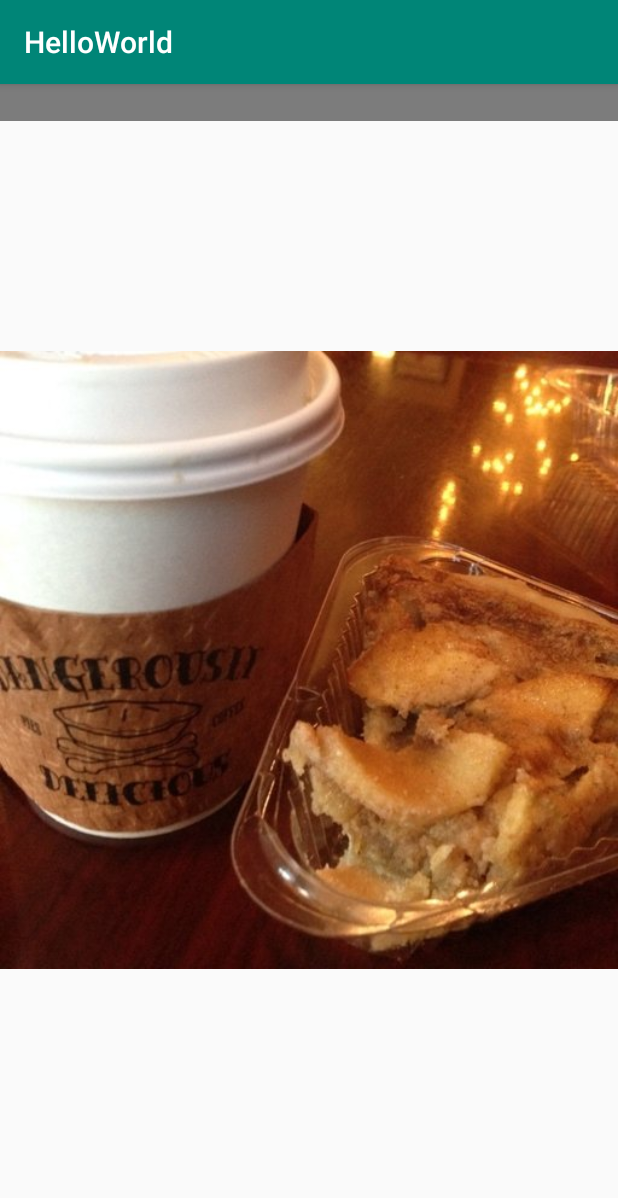
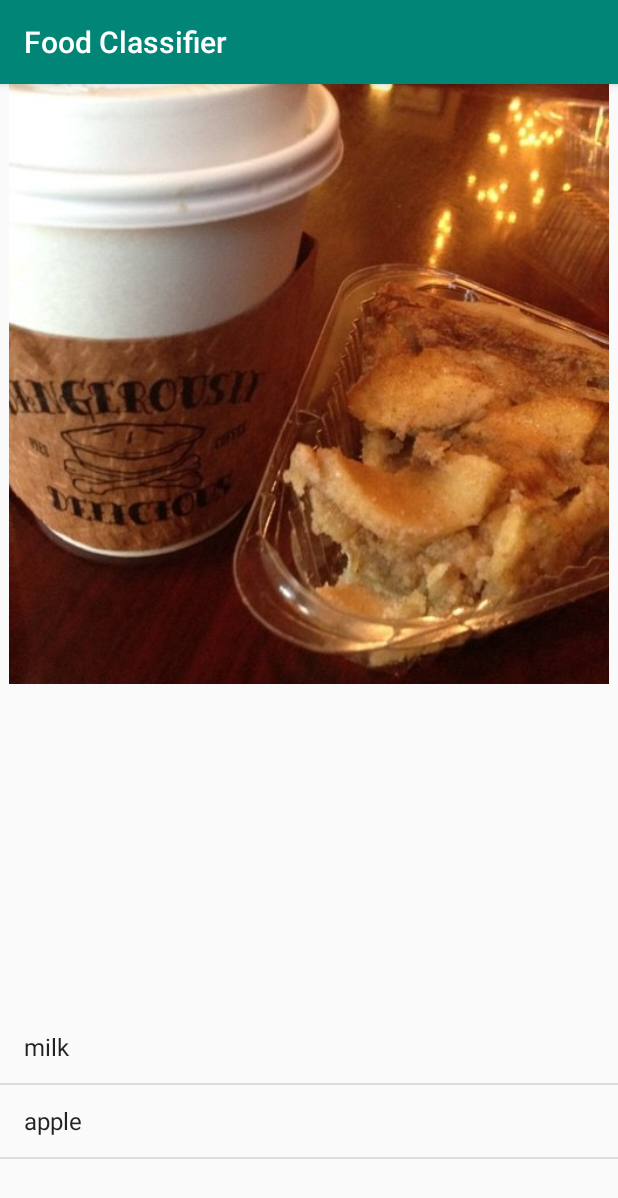
Before and after one commit to npatta01/pytorch-food, an Android app: the screen it shows after launch (MainActivity), on a phone screen of 412 x 824 dp. Shown: the top 1198 px of the screen. Run offline under Robolectric (Android 15) with nearby library versions, the phone set to English and light mode, and no system bars; libraries missing offline, so code that uses them is left out: org.pytorch, org.pytorch.torchvision; 7 statements that could not run were skipped.

Commit message:
clean ui

```diff
--- a/android/app/src/main/java/org/pytorch/helloworld/MainActivity.java
+++ b/android/app/src/main/java/org/pytorch/helloworld/MainActivity.java
@@ -20,8 +20,19 @@ import java.io.FileOutputStream;
 import java.io.IOException;
 import java.io.InputStream;
 import java.io.OutputStream;
+import java.util.AbstractMap;
+import java.util.ArrayList;
+import java.util.Collections;
+import java.util.Comparator;
+import java.util.HashMap;
+import java.util.LinkedList;
+import java.util.List;
+import java.util.Map;
 
 import androidx.appcompat.app.AppCompatActivity;
+import android.widget.ListView;
+import android.widget.ArrayAdapter;
+import java.util.AbstractMap.SimpleEntry;
 
 public class MainActivity extends AppCompatActivity {
 //
@@ -71,21 +82,33 @@ public class MainActivity extends AppCompatActivity {
     // getting tensor content as java array of floats
     final float[] scores = outputTensor.getDataAsFloatArray();
 
-    // searching for the index with maximum score
-    float maxScore = -Float.MAX_VALUE;
-    int maxScoreIdx = -1;
-    for (int i = 0; i < scores.length; i++) {
-      if (scores[i] > maxScore) {
-        maxScore = scores[i];
-        maxScoreIdx = i;
-      }
+    ArrayList<Map.Entry<String, Float>> predictions = new ArrayList<>();
+    for (int k = 0; k < scores.length; k++) {
+      Map.Entry<String, Float> entry = new AbstractMap.SimpleEntry<String, Float>(modelClasses[k], scores[k]);
+      predictions.add(entry);
+
     }
 
-    String className = modelClasses[maxScoreIdx];
+    Collections.sort(predictions, new Comparator<Map.Entry<String, Float>>() {
+      @Override
+      public int compare(
+              Map.Entry<String, Float> e1,
+              Map.Entry<String, Float> e2) {
+        return e2.getValue().compareTo(e1.getValue());
+      }
+    });
 
-    // showing className on UI
-    TextView textView = findViewById(R.id.text);
-    textView.setText(className);
+    ListView listView=(ListView)findViewById(R.id.listView);
+    String[] listItem = new String[]{"milk","apple"};
+    listItem[0] = predictions.get(0).getKey();
+    listItem[1] = predictions.get(1).getKey();
+
+
+
+    final ArrayAdapter<String> adapter = new ArrayAdapter<String>(this,
+            android.R.layout.simple_list_item_1, android.R.id.text1, listItem);
+    listView.setAdapter(adapter);
+
   }
 
   /**
--- a/android/app/src/main/res/layout/activity_main.xml
+++ b/android/app/src/main/res/layout/activity_main.xml
@@ -5,19 +5,31 @@
     android:layout_height="match_parent"
     tools:context=".MainActivity">
 
+<!--    <TextView-->
+<!--        android:id="@+id/text"-->
+<!--        android:layout_width="match_parent"-->
+<!--        android:layout_height="wrap_content"-->
+<!--        android:layout_gravity="bottom"-->
+<!--        android:background="#80000000"-->
+<!--        android:textColor="@android:color/white"-->
+<!--        android:textSize="18sp" />-->
+
     <ImageView
         android:id="@+id/image"
         android:layout_width="match_parent"
-        android:layout_height="match_parent"
+        android:layout_height="400dp"
+        android:layout_gravity="center|top"
         android:scaleType="fitCenter" />
 
-    <TextView
-        android:id="@+id/text"
+    <ListView
+        android:id="@+id/listView"
         android:layout_width="match_parent"
-        android:layout_height="wrap_content"
-        android:layout_gravity="top"
-        android:textSize="18sp"
-        android:background="#80000000"
-        android:textColor="@android:color/white" />
+        android:layout_gravity="center|bottom"
+
+        android:layout_height="150dp"
+        android:minHeight="200dp">
+
+
+    </ListView>
 
 </FrameLayout>
--- a/android/app/src/main/res/values/strings.xml
+++ b/android/app/src/main/res/values/strings.xml
@@ -1,3 +1,3 @@
 <resources>
-    <string name="app_name">HelloWorld</string>
+    <string name="app_name">Food Classifier</string>
 </resources>
```
